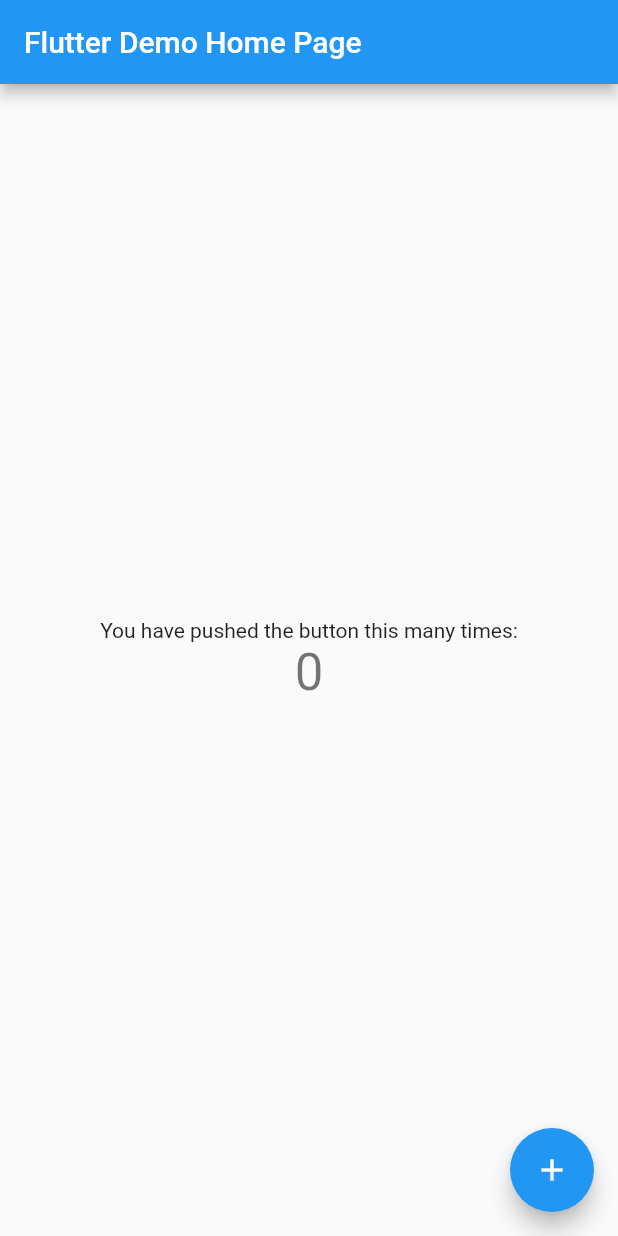
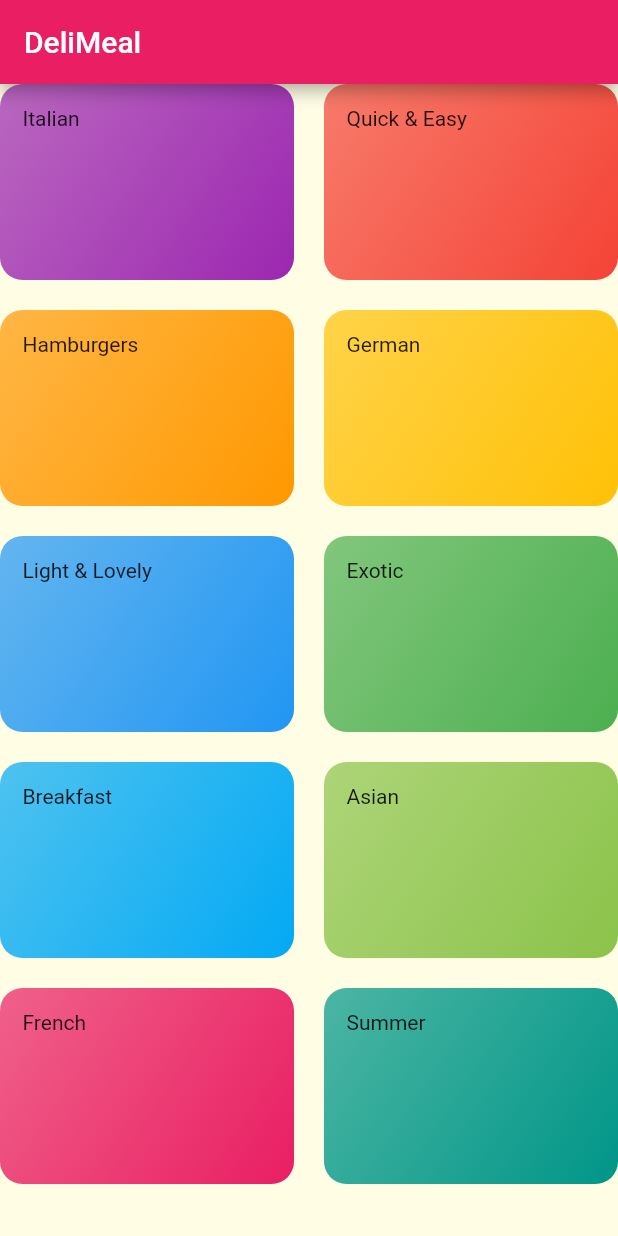
Before and after one commit to ziadabdelaziz/meals-app, a Flutter app: the screen it shows after launch, on a phone screen of 412 x 824 dp. Run offline on Flutter 3.47's test engine with Material 2 defaults, Android fonts, the phone set to English and light mode, and no system bars.

Commit message:
categories

```diff
--- /dev/null
+++ b/lib/categories_screen.dart
@@ -0,0 +1,35 @@
+import 'package:flutter/material.dart';
+import 'package:meals/category_item.dart';
+import 'package:meals/dummy_data.dart';
+
+import './dummy_data.dart';
+import './models/category.dart';
+
+class CategoriesScreen extends StatelessWidget {
+  // const CategoriesScreen({Key? key}) : super(key: key);
+
+  @override
+  Widget build(BuildContext context) {
+    return Scaffold(
+      appBar: AppBar(
+        title: const Text('DeliMeal'),
+      ),
+      body: GridView(
+        gridDelegate: const SliverGridDelegateWithFixedCrossAxisCount(
+          crossAxisCount: 2,
+          childAspectRatio: 3 / 2,
+          crossAxisSpacing: 20,
+          mainAxisSpacing: 20,
+        ),
+        children: DUMMY_CATEGORIES
+            .map(
+              (catData) => CategoryItem(
+                catData.title,
+                catData.color,
+              ),
+            )
+            .toList(),
+      ),
+    );
+  }
+}
--- /dev/null
+++ b/lib/category_item.dart
@@ -0,0 +1,30 @@
+import 'package:flutter/material.dart';
+
+import './dummy_data.dart';
+
+class CategoryItem extends StatelessWidget {
+  // const CategoryItem({Key? key}) : super(key: key);
+  final String title;
+  final Color color;
+
+  CategoryItem(this.title, this.color);
+
+  @override
+  Widget build(BuildContext context) {
+    return Container(
+      padding: const EdgeInsets.all(15),
+      child: Text(title),
+      decoration: BoxDecoration(
+        gradient: LinearGradient(
+          colors: [
+            color.withOpacity(0.7),
+            color,
+          ],
+          begin: Alignment.topLeft,
+          end: Alignment.bottomRight,
+        ),
+        borderRadius: BorderRadius.circular(15),
+      ),
+    );
+  }
+}
--- /dev/null
+++ b/lib/dummy_data.dart
@@ -0,0 +1,56 @@
+import 'package:flutter/material.dart';
+
+import './models/category.dart';
+
+const DUMMY_CATEGORIES = [
+  Category(
+    id: 'c1',
+    title: 'Italian',
+    color: Colors.purple,
+  ),
+  Category(
+    id: 'c2',
+    title: 'Quick & Easy',
+    color: Colors.red,
+  ),
+  Category(
+    id: 'c3',
+    title: 'Hamburgers',
+    color: Colors.orange,
+  ),
+  Category(
+    id: 'c4',
+    title: 'German',
+    color: Colors.amber,
+  ),
+  Category(
+    id: 'c5',
+    title: 'Light & Lovely',
+    color: Colors.blue,
+  ),
+  Category(
+    id: 'c6',
+    title: 'Exotic',
+    color: Colors.green,
+  ),
+  Category(
+    id: 'c7',
+    title: 'Breakfast',
+    color: Colors.lightBlue,
+  ),
+  Category(
+    id: 'c8',
+    title: 'Asian',
+    color: Colors.lightGreen,
+  ),
+  Category(
+    id: 'c9',
+    title: 'French',
+    color: Colors.pink,
+  ),
+  Category(
+    id: 'c10',
+    title: 'Summer',
+    color: Colors.teal,
+  ),
+];
--- a/lib/main.dart
+++ b/lib/main.dart
@@ -1,115 +1,73 @@
 import 'package:flutter/material.dart';
+import 'package:meals/categories_screen.dart';
 
 void main() {
-  runApp(const MyApp());
+  runApp(MyApp());
 }
 
 class MyApp extends StatelessWidget {
-  const MyApp({super.key});
+  // const MyApp({super.key});
 
   // This widget is the root of your application.
   @override
   Widget build(BuildContext context) {
     return MaterialApp(
-      title: 'Flutter Demo',
+      title: "DeliMeals",
       theme: ThemeData(
-        // This is the theme of your application.
-        //
-        // Try running your application with "flutter run". You'll see the
-        // application has a blue toolbar. Then, without quitting the app, try
-        // changing the primarySwatch below to Colors.green and then invoke
-        // "hot reload" (press "r" in the console where you ran "flutter run",
-        // or simply save your changes to "hot reload" in a Flutter IDE).
-        // Notice that the counter didn't reset back to zero; the application
-        // is not restarted.
-        primarySwatch: Colors.blue,
+        primarySwatch: Colors.pink,
+        accentColor: Colors.amber,
+        canvasColor: Color.fromRGBO(255, 254, 229, 1),
+        fontFamily: 'Raleway',
+        textTheme: ThemeData.light().textTheme.copyWith(
+          // bodyText1: TextStyle(
+          //   color: Color.fromRG
+          // )
+        )
       ),
-      home: const MyHomePage(title: 'Flutter Demo Home Page'),
+      home: CategoriesScreen(),
     );
   }
 }
 
-class MyHomePage extends StatefulWidget {
-  const MyHomePage({super.key, required this.title});
 
-  // This widget is the home page of your application. It is stateful, meaning
-  // that it has a State object (defined below) that contains fields that affect
-  // how it looks.
 
-  // This class is the configuration for the state. It holds the values (in this
-  // case the title) provided by the parent (in this case the App widget) and
-  // used by the build method of the State. Fields in a Widget subclass are
-  // always marked "final".
 
-  final String title;
 
-  @override
-  State<MyHomePage> createState() => _MyHomePageState();
-}
 
-class _MyHomePageState extends State<MyHomePage> {
-  int _counter = 0;
 
-  void _incrementCounter() {
-    setState(() {
-      // This call to setState tells the Flutter framework that something has
-      // changed in this State, which causes it to rerun the build method below
-      // so that the display can reflect the updated values. If we changed
-      // _counter without calling setState(), then the build method would not be
-      // called again, and so nothing would appear to happen.
-      _counter++;
-    });
-  }
 
-  @override
-  Widget build(BuildContext context) {
-    // This method is rerun every time setState is called, for instance as done
-    // by the _incrementCounter method above.
-    //
-    // The Flutter framework has been optimized to make rerunning build methods
-    // fast, so that you can just rebuild anything that needs updating rather
-    // than having to individually change instances of widgets.
-    return Scaffold(
-      appBar: AppBar(
-        // Here we take the value from the MyHomePage object that was created by
-        // the App.build method, and use it to set our appbar title.
-        title: Text(widget.title),
-      ),
-      body: Center(
-        // Center is a layout widget. It takes a single child and positions it
-        // in the middle of the parent.
-        child: Column(
-          // Column is also a layout widget. It takes a list of children and
-          // arranges them vertically. By default, it sizes itself to fit its
-          // children horizontally, and tries to be as tall as its parent.
-          //
-          // Invoke "debug painting" (press "p" in the console, choose the
-          // "Toggle Debug Paint" action from the Flutter Inspector in Android
-          // Studio, or the "Toggle Debug Paint" command in Visual Studio Code)
-          // to see the wireframe for each widget.
-          //
-          // Column has various properties to control how it sizes itself and
-          // how it positions its children. Here we use mainAxisAlignment to
-          // center the children vertically; the main axis here is the vertical
-          // axis because Columns are vertical (the cross axis would be
-          // horizontal).
-          mainAxisAlignment: MainAxisAlignment.center,
-          children: <Widget>[
-            const Text(
-              'You have pushed the button this many times:',
-            ),
-            Text(
-              '$_counter',
-              style: Theme.of(context).textTheme.headline4,
-            ),
-          ],
-        ),
-      ),
-      floatingActionButton: FloatingActionButton(
-        onPressed: _incrementCounter,
-        tooltip: 'Increment',
-        child: const Icon(Icons.add),
-      ), // This trailing comma makes auto-formatting nicer for build methods.
-    );
-  }
-}
+
+
+
+
+
+
+
+
+
+
+
+
+
+
+
+
+// class MyHomePage extends StatefulWidget {
+//   // const MyHomePage({super.key, required this.title});
+
+//   @override
+//   State<MyHomePage> createState() => _MyHomePageState();
+// }
+
+// class _MyHomePageState extends State<MyHomePage> {
+//   @override
+//   Widget build(BuildContext context) {
+//     return Scaffold(
+//         appBar: AppBar(
+//           title: const Text('DeliMeals'),
+//         ),
+//         body: const Center(
+//           child: Text('Navigation Time!'),
+//         ));
+//   }
+// }
--- /dev/null
+++ b/lib/models/category.dart
@@ -0,0 +1,13 @@
+import 'package:flutter/material.dart';
+
+class Category {
+  final String id;
+  final String title;
+  final Color color;
+
+  const Category({
+    required this.id,
+    required this.title,
+    this.color = Colors.orange,
+  });
+}
```
Also changed, not shown: pubspec.yaml (+17 -6 lines), assets/fonts/Raleway-Black.ttf (added), assets/fonts/Raleway-Bold.ttf (added), assets/fonts/Raleway-Regular.ttf (added), assets/fonts/RobotoCondensed-Bold.ttf (added), assets/fonts/RobotoCondensed-Italic.ttf (added), assets/fonts/RobotoCondensed-Light.ttf (added), assets/fonts/RobotoCondensed-Regular.ttf (added), 1 other file.
